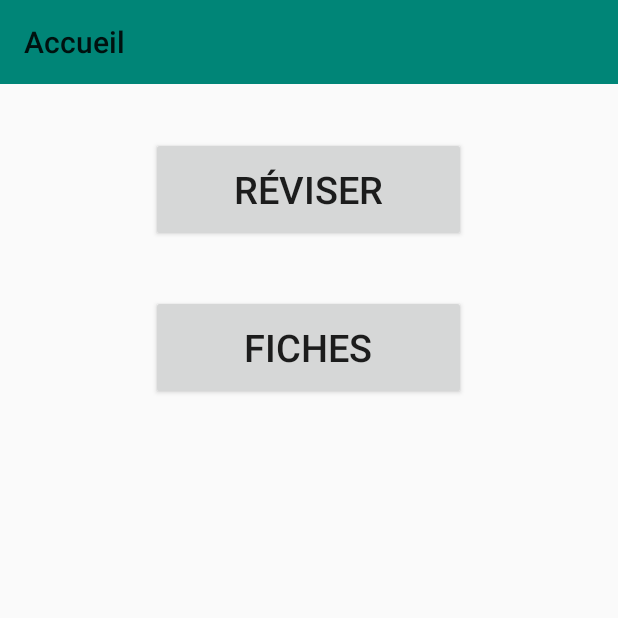
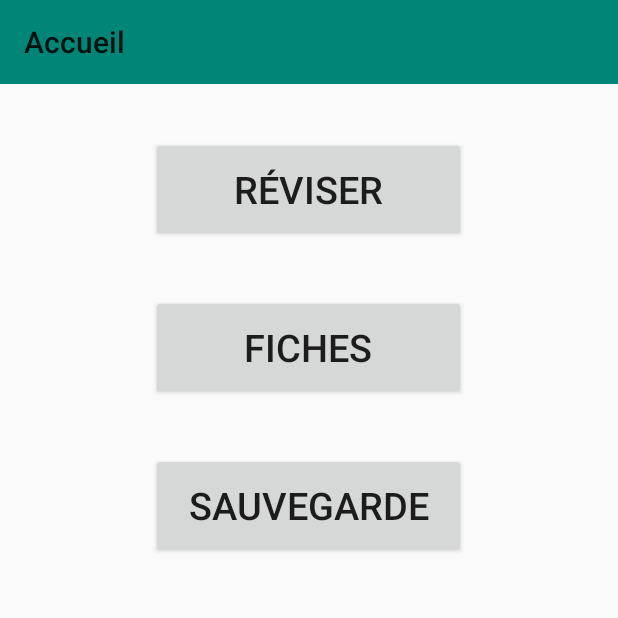
Before and after one commit to RoiDieuSaumon/RevisionCards, an Android app: the screen it shows after launch (HomeActivity), on a phone screen of 412 x 824 dp, the top half of it. Run offline under Robolectric (Android 15) with nearby library versions, the phone set to English and light mode, and no system bars; our stand-ins replace ButterKnife; libraries missing offline, so code that uses them is left out: pub.devrel.easypermissions; 1 statement that could not run was skipped.

Commit message:
Added write external storage permissions request and methods to write on file

```diff
--- a/app/build.gradle
+++ b/app/build.gradle
@@ -28,6 +28,7 @@ dependencies {
     implementation 'com.android.support.constraint:constraint-layout:1.1.3'
     implementation 'com.android.support:design:28.0.0'
     implementation 'com.android.support:support-v4:28.0.0'
+    implementation 'pub.devrel:easypermissions:1.1.1'
     testImplementation 'junit:junit:4.12'
     androidTestImplementation 'com.android.support.test:runner:1.0.2'
     androidTestImplementation 'com.android.support.test.espresso:espresso-core:3.0.2'
--- a/app/src/main/AndroidManifest.xml
+++ b/app/src/main/AndroidManifest.xml
@@ -3,6 +3,8 @@
     xmlns:android="http://schemas.android.com/apk/res/android"
     xmlns:tools="http://schemas.android.com/tools"
     package="com.saumon.revisioncards">
+
+    <uses-permission android:name="android.permission.WRITE_EXTERNAL_STORAGE" />
 
     <application
         android:allowBackup="true"
--- a/app/src/main/res/layout/activity_home.xml
+++ b/app/src/main/res/layout/activity_home.xml
@@ -35,6 +35,17 @@
         android:textSize="25sp" />
 
     <Button
+        android:id="@+id/activity_main_backup_btn"
+        android:layout_width="wrap_content"
+        android:layout_height="wrap_content"
+        android:layout_gravity="center_horizontal"
+        android:text="@string/Backup"
+        android:layout_marginTop="35dp"
+        android:width="210dp"
+        android:height="70dp"
+        android:textSize="25sp" />
+
+    <Button
         android:id="@+id/activity_main_fill_database_btn"
         android:layout_width="wrap_content"
         android:layout_height="wrap_content"
--- a/app/src/main/res/values/strings.xml
+++ b/app/src/main/res/values/strings.xml
@@ -53,7 +53,15 @@
     <string name="Text_1">Texte 1</string>
     <string name="Text_2">Texte 2</string>
 
+    <string name="Write_permissions_request_message">Les droits d\'écriture sont nécessaires pour la sauvegarde des données.\nVoulez-vous continuer ?</string>
+    <string name="Write_permissions_request_positive_btn">Oui</string>
+    <string name="Write_permissions_request_negative_btn">Non</string>
+    <string name="Backup">Sauvegarde</string>
+    <string name="Backup_success">Données sauvegardées</string>
+    <string name="Backup_fail">Erreur à la sauvegarde des données</string>
+
     <string name="Fill_database">Remplissage</string>
+    <string name="Fill_database_end">Base de données remplit</string>
 
     <string name="ic_access_alarms">&#xe000;</string>
     <string name="ic_access_time">&#xe001;</string>
```
Also changed, not shown: app/src/main/java/com/saumon/revisioncards/activity/HomeActivity.java (+46 -2 lines), app/src/main/java/com/saumon/revisioncards/utils/StorageUtils.java (added, +84 -0 lines).
